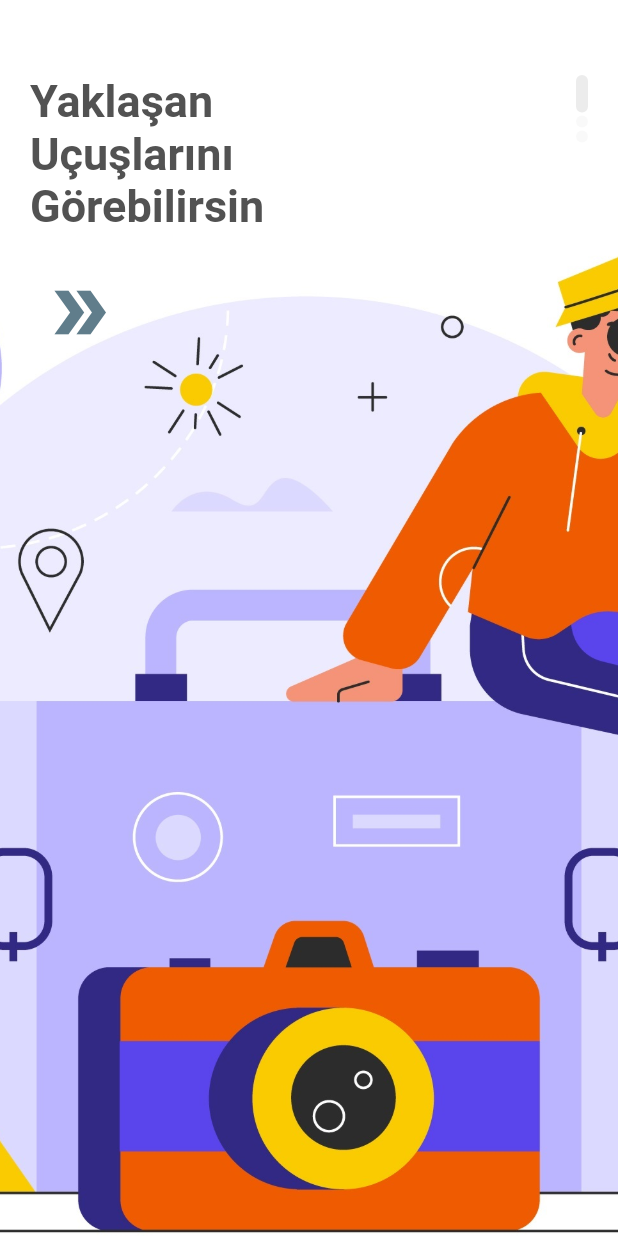
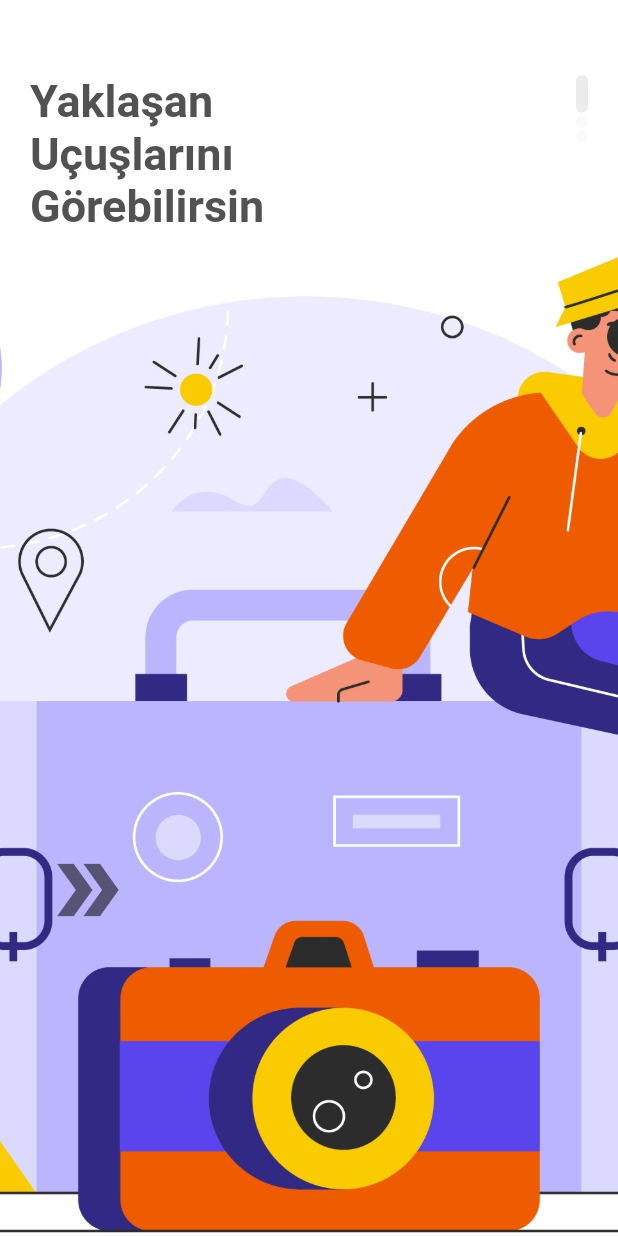
Before and after one commit to fatmakrdy/213301020, a Flutter app: the screen it shows after launch, on a phone screen of 412 x 824 dp. Run offline on Flutter 3.47's test engine with Material 2 defaults, Android fonts, the light colour scheme and no system bars; our stand-ins replace fluentui_icons, gap, get.

Commit message:
First Commit

```diff
--- a/lib/ekranlar/welcome_page.dart
+++ b/lib/ekranlar/welcome_page.dart
@@ -56,7 +56,7 @@ class _WelcomePageState extends State<WelcomePage> {
                           ),
                         ),
                         SizedBox(
-                          height: 20,
+                          height: 400,
                         ),
                         Center(
                           child: IconButton(
@@ -68,9 +68,9 @@ class _WelcomePageState extends State<WelcomePage> {
                             },
                             icon: Icon(
                               Icons.double_arrow,
-                              size: 50,
+                              size: 60,
                             ),
-                            color: Colors.blueGrey,
+                            color: Colors.black54,
                           ),
                         )
                       ],
```
